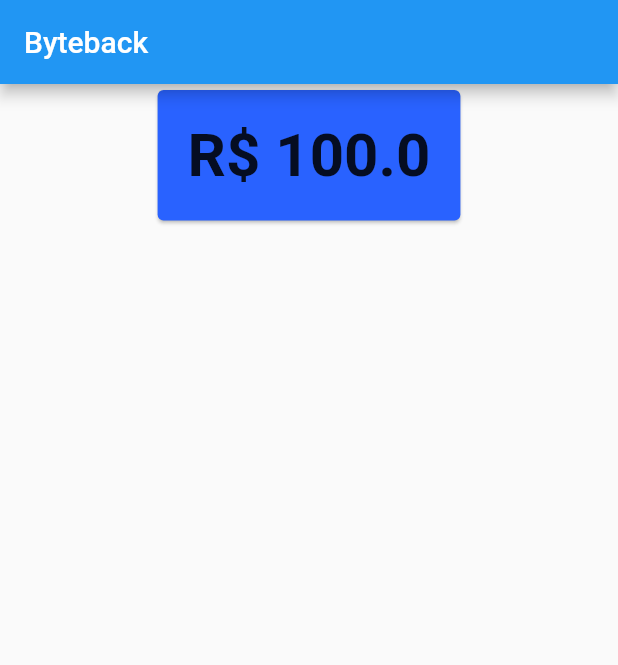
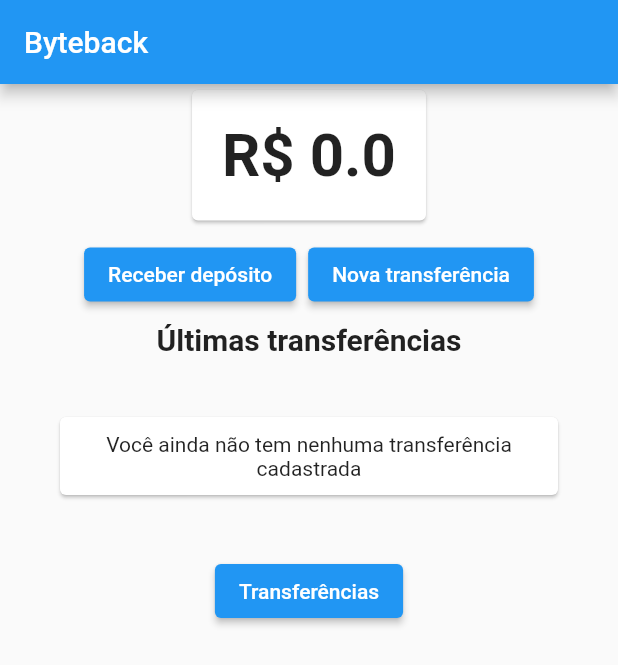
Before and after one commit to srodrigo28/flutter_gerenciamento_estados, a Flutter app: the screen it shows after launch, on a phone screen of 412 x 824 dp. Shown: the top 665 px of the screen. Run offline on Flutter 3.47's test engine with Material 2 defaults, Android fonts, the phone set to English and light mode, and no system bars.

Commit message:
finalizado primeiro modulo

```diff
--- a/lib/models/saldo.dart
+++ b/lib/models/saldo.dart
@@ -1,7 +1,21 @@
-class Saldo{
-  final double valor;
+import 'package:flutter/material.dart';
+
+class Saldo extends ChangeNotifier{
+  double valor;
 
   Saldo(this.valor);
+
+  void adiciona(double valor){
+    this.valor +=valor;
+
+    notifyListeners();
+  }
+
+  void subtrai(double valor){
+    this.valor -=valor;
+
+    notifyListeners();
+  }
 
   @override
   String toString(){
--- /dev/null
+++ b/lib/models/transferencias.dart
@@ -0,0 +1,13 @@
+import 'package:flutter/material.dart';
+import 'package:flutter_gerenciamento_estados/models/transferencia.dart';
+
+class Transferencias extends ChangeNotifier{
+  final List<Transferencia> _transferencias = [];
+
+  List<Transferencia> get transferencias => _transferencias;
+
+  adiciona(Transferencia novaTransferencia){
+    transferencias.add(novaTransferencia);
+  }
+  notifyListeners();
+}
--- a/lib/screens/dashboard/dashboard.dart
+++ b/lib/screens/dashboard/dashboard.dart
@@ -1,6 +1,11 @@
 import 'package:flutter/material.dart';
 import 'package:flutter_gerenciamento_estados/models/saldo.dart';
 import 'package:flutter_gerenciamento_estados/screens/dashboard/saldo.dart';
+import 'package:flutter_gerenciamento_estados/screens/deposito/formulario.dart';
+import 'package:flutter_gerenciamento_estados/screens/transferencia/formulario.dart';
+import 'package:flutter_gerenciamento_estados/screens/transferencia/lista.dart';
+import 'package:flutter_gerenciamento_estados/screens/transferencia/ultimas.dart';
+import 'package:provider/provider.dart';
 
 class Dashboard extends StatelessWidget {
   //const Dashboard({Key? key}) : super(key: key);
@@ -11,10 +16,37 @@ class Dashboard extends StatelessWidget {
       appBar: AppBar(
         title: const Text("Byteback"),
       ),
-      body: Align(
+      body: ListView( children: [
+        Align(
           alignment: Alignment.topCenter,
-          child: SaldoCard(Saldo(100.0)),
-      ),
+          child: SaldoCard(Saldo(0.0)),
+        ),
+        ButtonBar(
+          alignment: MainAxisAlignment.center,
+          children: [
+            ElevatedButton(onPressed: (){
+                Navigator.push(
+                    context, MaterialPageRoute(builder: (context){
+                  return FormularioDeposito();
+                })
+                );
+              },
+                child: Text('Receber depósito')
+            ),
+            ElevatedButton(onPressed: (){
+              Navigator.push(
+                  context, MaterialPageRoute(builder: (context){
+                return FormularioTransferencia();
+              })
+              );
+            },
+                child: Text('Nova transferência')
+            ),
+          ],
+        ),
+        const UltimasTransferencias(),
+      ],
+    )
     );
   }
 }
--- a/lib/screens/dashboard/saldo.dart
+++ b/lib/screens/dashboard/saldo.dart
@@ -1,5 +1,6 @@
 import 'package:flutter/material.dart';
 import 'package:flutter_gerenciamento_estados/models/saldo.dart';
+import 'package:provider/provider.dart';
 
 class SaldoCard extends StatelessWidget {
   //const Saldo({Key? key}) : super(key: key);
@@ -12,13 +13,17 @@ class SaldoCard extends StatelessWidget {
   Widget build(BuildContext context) {
     return Card(
       child: Padding(
-        padding: EdgeInsets.all(20.0),
-        child: Text(saldo.toString(),
-          textAlign: TextAlign.center,
-          style: const TextStyle(
-              fontSize: 40,
-              fontWeight: FontWeight.bold
-          ),
+        padding: const EdgeInsets.all(20.0),
+        child: Consumer<Saldo>(
+          builder: (context, valor, child){
+            return Text(valor.toString(),
+              textAlign: TextAlign.center,
+              style: const TextStyle(
+                  fontSize: 40,
+                  fontWeight: FontWeight.bold
+              ),
+            );
+          }
         ),
       ),
     );
--- /dev/null
+++ b/lib/screens/transferencia/ultimas.dart
@@ -0,0 +1,71 @@
+import 'package:flutter/material.dart';
+import 'package:flutter_gerenciamento_estados/screens/transferencia/lista.dart';
+import 'package:provider/provider.dart';
+
+import '../../models/transferencias.dart';
+
+final _titulo = "Últimas transferências";
+
+class UltimasTransferencias extends StatelessWidget {
+  const UltimasTransferencias({Key? key}) : super(key: key);
+
+  @override
+  Widget build(BuildContext context) {
+    return Column(
+      children: [
+        Text(
+          _titulo,
+          style: const TextStyle(
+            fontWeight: FontWeight.bold,
+            fontSize: 20,
+          ),
+        ),
+        Consumer<Transferencias>(builder: (context, transferencias, child) {
+          final _ultimasTransferencias = transferencias.transferencias.reversed.toList();
+          final _quantidade = transferencias.transferencias.length;
+          int tamanho = 2;
+
+          if(_quantidade == 0){
+            return SemTransferenciaCadastrada();
+          }
+
+          if (_quantidade < 2) {
+            tamanho = _quantidade;
+          }
+
+          return ListView.builder(
+            padding: const EdgeInsets.all(8),
+            itemCount: tamanho,
+            shrinkWrap: true,
+            itemBuilder: (context, indice) {
+              return ItemTransferencia(_ultimasTransferencias[indice]);
+            },
+          );
+        }),
+        ElevatedButton(
+            onPressed: () {
+              Navigator.push(context, MaterialPageRoute(builder: (context) {
+                return ListaTransferencias();
+              }));
+            },
+            child: Text('Transferências')),
+      ],
+    );
+  }
+}
+
+class SemTransferenciaCadastrada extends StatelessWidget{
+  const SemTransferenciaCadastrada({Key? key}) : super(key: key);
+
+  Widget build(BuildContext context){
+    return const Card(
+      margin: EdgeInsets.all(40),
+      child: Padding(
+        padding: EdgeInsets.all(10),
+        child: Text('Você ainda não tem nenhuma transferência cadastrada',
+          textAlign: TextAlign.center,
+        ),
+      ),
+    );
+  }
+}
--- a/pubspec.yaml
+++ b/pubspec.yaml
@@ -34,7 +34,7 @@ dependencies:
   # The following adds the Cupertino Icons font to your application.
   # Use with the CupertinoIcons class for iOS style icons.
   cupertino_icons: ^1.0.2
-  provider: ^3.0.0
+  provider: ^5.0.0
 
 
 dev_dependencies:
```
Also changed, not shown: lib/main.dart (+15 -2 lines), lib/models/transferencia.dart (+7 -4 lines), lib/screens/deposito/formulario.dart (added, +57 -0 lines), lib/screens/transferencia/formulario.dart (+28 -11 lines), lib/screens/transferencia/lista.dart (+15 -28 lines), pubspec.lock.
